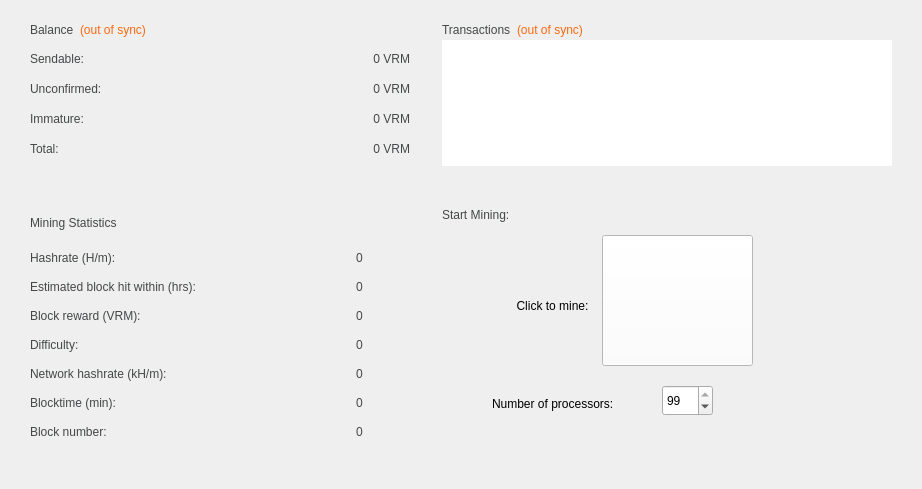
Before: the Qt Designer form src/qt/forms/overviewpage.ui in verimad/verium, drawn with Qt 5.
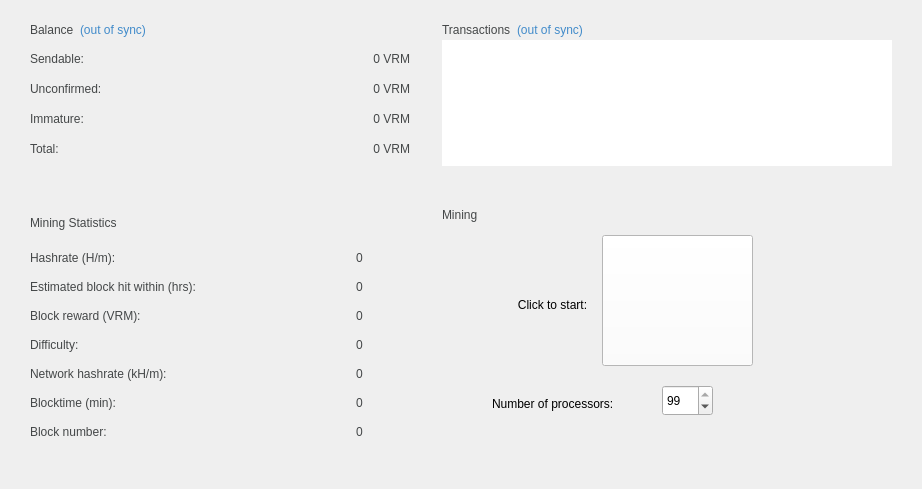
After: the same form once the commit is applied. Icons and pictures are not drawn.

```diff
--- a/src/qt/forms/overviewpage.ui
+++ b/src/qt/forms/overviewpage.ui
@@ -139,7 +139,7 @@
              <string>The displayed information may be out of date. Your wallet automatically synchronizes with the Verium network after a connection is established, but this process has not completed yet.</string>
             </property>
             <property name="styleSheet">
-             <string notr="true">QLabel { color: #F96910; }</string>
+             <string notr="true">QLabel { color: #418BCA; }</string>
             </property>
             <property name="text">
              <string notr="true">(out of sync)</string>
@@ -1162,7 +1162,7 @@
              <string>The displayed information may be out of date. Your wallet automatically synchronizes with the Verium network after a connection is established, but this process has not completed yet.</string>
             </property>
             <property name="styleSheet">
-             <string notr="true">QLabel { color: #F96910; }</string>
+             <string notr="true">QLabel { color: #418BCA; }</string>
             </property>
             <property name="text">
              <string notr="true">(out of sync)</string>
@@ -1327,7 +1327,7 @@
              <string notr="true">QLabel {color: #444748}</string>
             </property>
             <property name="text">
-             <string>Start Mining:</string>
+             <string>Mining</string>
             </property>
            </widget>
           </item>
@@ -1454,7 +1454,7 @@
          </rect>
         </property>
         <property name="text">
-         <string>Click to mine:</string>
+         <string>&lt;html&gt;&lt;head/&gt;&lt;body&gt;&lt;p&gt;Click to start:&lt;/p&gt;&lt;/body&gt;&lt;/html&gt;</string>
         </property>
         <property name="alignment">
          <set>Qt::AlignCenter</set>
```
Left out of the diff: 2 changed lines with no effect on the pictures.
